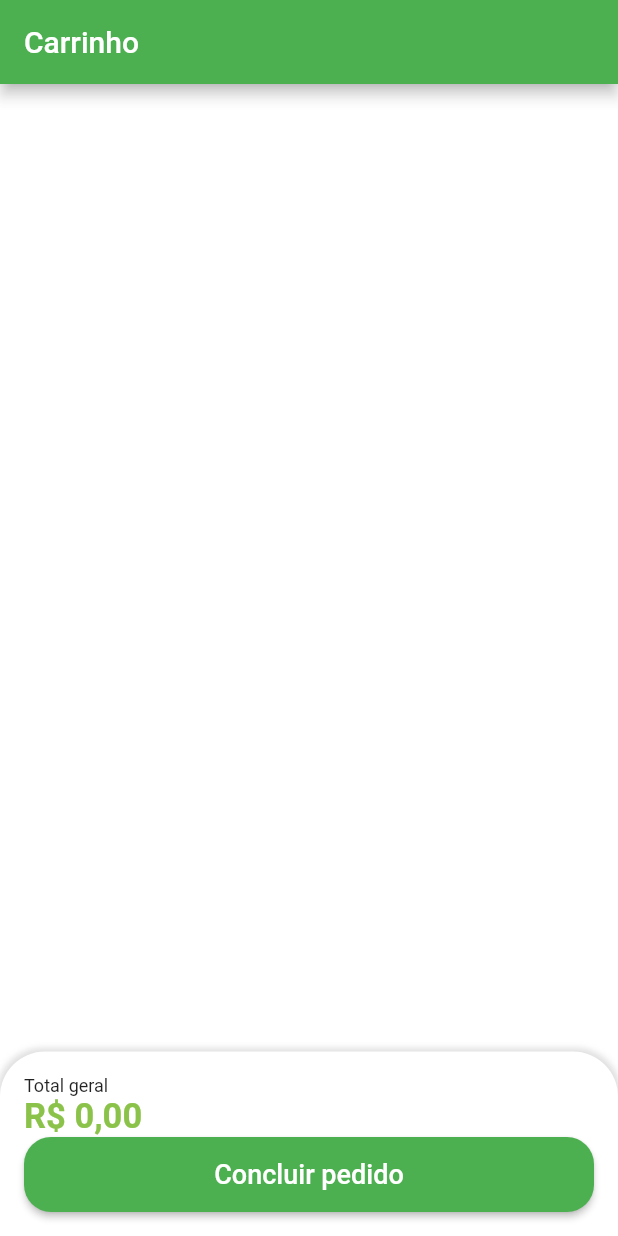
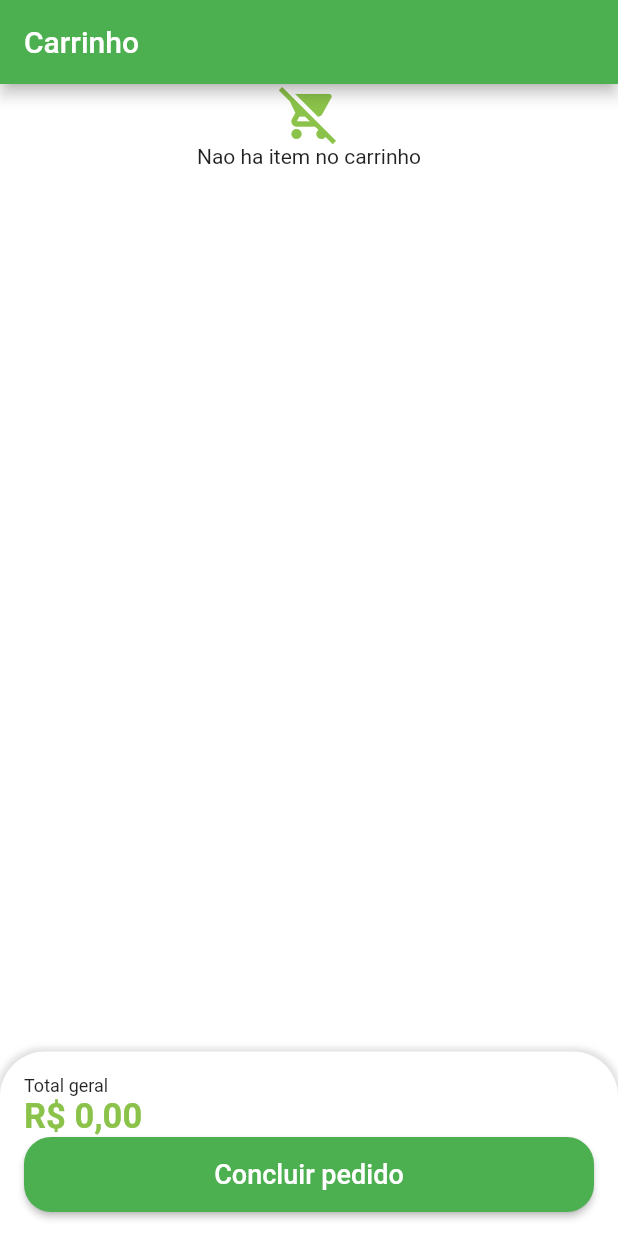
Before and after one commit to goncalveshigino/quitanda, a Flutter app: the CartTab screen opened directly, on a phone screen of 412 x 824 dp. Run offline on Flutter 3.47's test engine with Material 2 defaults, Android fonts, the phone set to English and light mode, and no system bars; our stand-ins replace animated_text_kit, dio, flutter_secure_storage, fluttertoast, freezed_annotation, get and 3 more; missing offline and left inert: add_to_cart_animation; accounts and stored records are empty; generated files the repository leaves out were written again.

Commit message:
atualizar carrinho

```diff
--- a/lib/src/pages/cart/view/cart_tab.dart
+++ b/lib/src/pages/cart/view/cart_tab.dart
@@ -1,7 +1,7 @@
 import 'package:flutter/material.dart';
 import 'package:get/get.dart';
 import 'package:quitanda/src/config/custom_colors.dart';
-import 'package:quitanda/src/models/cart_item_model.dart';
+
 import 'package:quitanda/src/pages/cart/controller/cart_controller.dart';
 import 'package:quitanda/src/pages/cart/view/components/cart_tile.dart';
 import 'package:quitanda/src/pages/common_widgets/payment_dialog.dart';
@@ -39,6 +39,22 @@ class _CartTabState extends State<CartTab> {
           Expanded(
             child: GetBuilder<CartController>(
               builder: (controller) {
+
+                if (controller.cartItems.isEmpty) {
+
+                  return Column(
+                    children: [
+                      Icon(
+                        Icons.remove_shopping_cart,
+                        size: 40,
+                        color: CustomColors.customSwatchColor,
+                      ),
+                     const Text('Nao ha item no carrinho'),
+                    ],
+                  );
+
+                }
+
                 return ListView.builder(
                   itemCount: controller.cartItems.length,
                   itemBuilder: (_, index) {
--- a/lib/src/pages/cart/view/components/cart_tile.dart
+++ b/lib/src/pages/cart/view/components/cart_tile.dart
@@ -1,16 +1,14 @@
 import 'package:flutter/material.dart';
+import 'package:get/get.dart';
+import 'package:quitanda/src/pages/cart/controller/cart_controller.dart';
 import 'package:quitanda/src/pages/common_widgets/quantity_widget.dart';
 import 'package:quitanda/src/services/utils_services.dart';
 
 import '../../../../config/custom_colors.dart';
 import '../../../../models/cart_item_model.dart';
 
-
-
 class CartTile extends StatefulWidget {
-
   final CartItemModel cartItem;
-
 
   const CartTile({
     Key? key,
@@ -22,8 +20,8 @@ class CartTile extends StatefulWidget {
 }
 
 class _CartTileState extends State<CartTile> {
-
   final UtilsServices utilsServices = UtilsServices();
+  final controller = Get.find<CartController>();
 
   @override
   Widget build(BuildContext context) {
@@ -58,7 +56,10 @@ class _CartTileState extends State<CartTile> {
           suffixText: widget.cartItem.item.unit,
           value: widget.cartItem.quantity,
           result: (quantity) {
-
+            controller.changeItemQuantity(
+              item: widget.cartItem,
+              quantity: quantity,
+            );
           },
           isRemovable: true,
         ),
--- a/lib/src/pages/home/view/components/home_tile/home_item_tile.dart
+++ b/lib/src/pages/home/view/components/home_tile/home_item_tile.dart
@@ -1,6 +1,7 @@
 import 'package:flutter/material.dart';
 import 'package:get/get.dart';
 import 'package:quitanda/src/config/custom_colors.dart';
+import 'package:quitanda/src/pages/cart/controller/cart_controller.dart';
 import 'package:quitanda/src/pages_routes/app_pages.dart';
 
 import '../../../../../models/item_model.dart';
@@ -25,6 +26,7 @@ class _HomeItemTileState extends State<HomeItemTile> {
   final GlobalKey imageGk = GlobalKey();
 
   final UtilsServices utilsServices = UtilsServices();
+  final cartController = Get.find<CartController>();
 
   IconData tileIcon = Icons.add_shopping_cart_outlined;
 
@@ -106,6 +108,8 @@ class _HomeItemTileState extends State<HomeItemTile> {
                   onTap: () {
                     switchIcon();
 
+                    cartController.addItemToCart(item: widget.item);
+
                     widget.cartAnimationMethod(imageGk);
                   },
                   child: Ink(
```
Also changed, not shown: lib/src/pages/cart/controller/cart_controller.dart (+28 -10 lines), lib/src/pages/home/view/home_tab.dart (+17 -5 lines).
